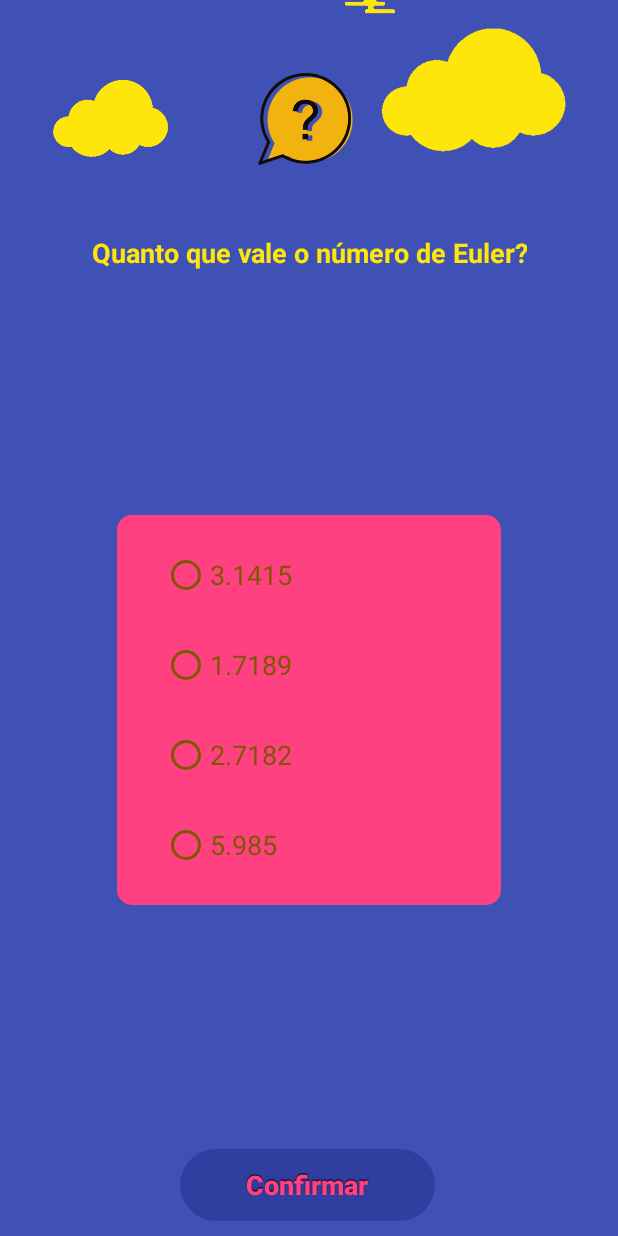
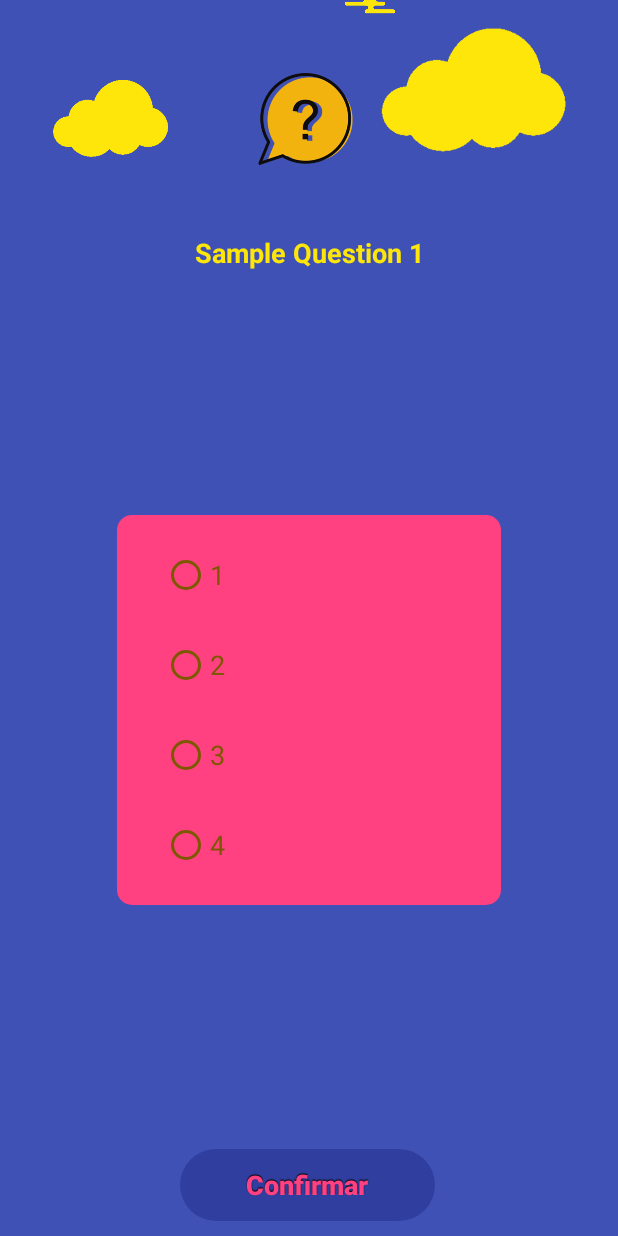
Before and after one commit to spandankundu/Testify_App, an Android app: the screen it shows after launch (QuestionActivity), on a phone screen of 412 x 824 dp. Run offline under Robolectric (Android 15) with nearby library versions, the phone set to English and light mode, and no system bars.

Commit message:
Update QuestionActivity.java

```diff
--- a/app/src/main/java/android/example/test_i_fy/QuestionActivity.java
+++ b/app/src/main/java/android/example/test_i_fy/QuestionActivity.java
@@ -43,16 +43,10 @@ public class QuestionActivity extends AppCompatActivity {
 
         questions = new ArrayList<Question>(){
             {
-                add(new Question("Quanto que vale o número de Euler?", "C", "3.1415", "1.7189","2.7182", "5.985"));
-                add(new Question("Quem foi que disse a seguinte frase: \"Ame o seu próximo como a si mesmo\"?", "A", "Jesus", "Hitler","Mussolini", "Stalin"));
-                add(new Question("Quem é Friedrich Nietzsche?", "D", "Pedreiro", "Programador","Músico", "Filósofo"));
-                add(new Question("A música \"Billie Jean\" é cantada por quem?", "B", "Whindersson Nunes", "Michael Jackson", "Kanye West", "Billie Eilish"));
-                add(new Question("O que é um Ukulele?", "A", "Instrumento Musical", "Comida", "Empresa", "Time de Futebol"));
-                add(new Question("Em tecnologia, o que é I.A?", "D", "Software", "Sistema Operacional", "Compilador", "Interligência Artificial"));
-                add(new Question("Quanto vale 8 bits?", "C", "1 Bit", "16 Bytes", "1 Byte", "1 Mega Byte"));
-                add(new Question("O que é Bitcoin?", "B", "Moeda governamental", "Crypto Moeda", "Uma rede decentralizada", "Software de Datamining"));
-                add(new Question("Quem foi que criou o Bitcoin?", "B", "Margaret Hamilton", "Satoshi Nakamoto", "Alan Turing", "Gustavo Guanabara"));
-                add(new Question("Quem foi o primeiro programador?", "D", "Steve Jobs", "Linus Torvalds", "Alan Turing", "Ada Lovelace"));
+                add(new Question("Sample Question 1", "A", "1", "2","3", "4"));
+                add(new Question("Sample Question 2", "B","1", "2","3", "4"));
+                add(new Question("Sample Question 3", "C", "1", "2","3", "4"));
+                add(new Question("Sample Question 4", "D","1", "2","3", "4"));
             }
         };
 
```
